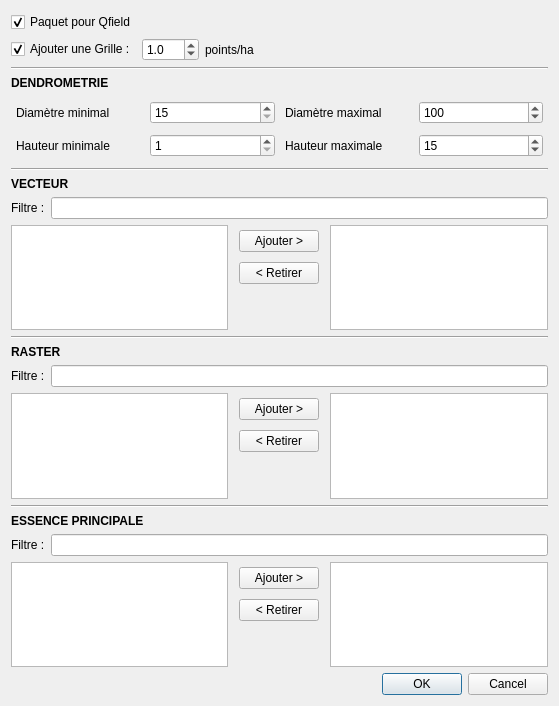
Qt form Qracines/modules/diagnostic/create/diagnostic_create.ui (paul-carteron/Qracines) before a commit.
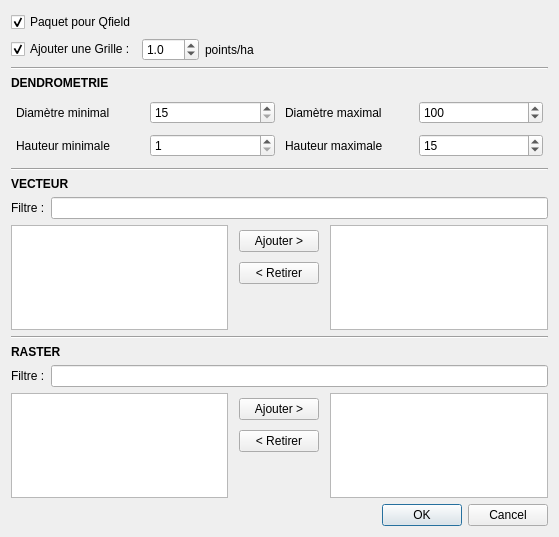
The same form after that commit. Custom widgets are drawn as their Qt base class.

Diff of the .ui file:
```diff
--- a/Qracines/modules/diagnostic/create/diagnostic_create.ui
+++ b/Qracines/modules/diagnostic/create/diagnostic_create.ui
@@ -7,7 +7,7 @@
     <x>0</x>
     <y>0</y>
     <width>559</width>
-    <height>706</height>
+    <height>537</height>
    </rect>
   </property>
   <property name="windowTitle">
@@ -407,100 +407,6 @@
      </item>
     </layout>
    </item>
-   <item>
-    <widget class="Line" name="line_3">
-     <property name="orientation">
-      <enum>Qt::Horizontal</enum>
-     </property>
-    </widget>
-   </item>
-   <item>
-    <widget class="QLabel" name="label">
-     <property name="font">
-      <font>
-       <weight>75</weight>
-       <bold>true</bold>
-      </font>
-     </property>
-     <property name="text">
-      <string>ESSENCE PRINCIPALE</string>
-     </property>
-    </widget>
-   </item>
-   <item>
-    <layout class="QHBoxLayout" name="hbox_filtre_ess">
-     <item>
-      <widget class="QLabel" name="label_layers_11">
-       <property name="text">
-        <string>Filtre :</string>
-       </property>
-      </widget>
-     </item>
-     <item>
-      <widget class="QLineEdit" name="le_filter_species">
-       <property name="placeholderText">
-        <string extracomment="CHE..."/>
-       </property>
-      </widget>
-     </item>
-    </layout>
-   </item>
-   <item>
-    <layout class="QGridLayout" name="gridLayout_6">
-     <item row="1" column="1">
-      <layout class="QGridLayout" name="gridLayout_5">
-       <property name="leftMargin">
-        <number>5</number>
-       </property>
-       <property name="topMargin">
-        <number>5</number>
-       </property>
-       <property name="rightMargin">
-        <number>5</number>
-       </property>
-       <property name="bottomMargin">
-        <number>5</number>
-       </property>
-       <property name="spacing">
-        <number>10</number>
-       </property>
-       <item row="2" column="0">
-        <spacer name="verticalSpacer">
-         <property name="orientation">
-          <enum>Qt::Vertical</enum>
-         </property>
-         <property name="sizeHint" stdset="0">
-          <size>
-           <width>20</width>
-           <height>40</height>
-          </size>
-         </property>
-        </spacer>
-       </item>
-       <item row="0" column="0">
-        <widget class="QPushButton" name="pb_add_species">
-         <property name="text">
-          <string>Ajouter &gt;</string>
-         </property>
-        </widget>
-       </item>
-       <item row="1" column="0">
-        <widget class="QPushButton" name="pb_remove_species">
-         <property name="text">
-          <string>&lt; Retirer</string>
-         </property>
-        </widget>
-       </item>
-      </layout>
-     </item>
-     <item row="1" column="2">
-      <widget class="QListWidget" name="lw_selected_species"/>
-     </item>
-     <item row="1" column="0">
-      <widget class="QListWidget" name="lw_species"/>
-     </item>
-    </layout>
-   </item>
    <item>
     <widget class="QDialogButtonBox" name="buttonBox">
      <property name="orientation">
```
Left out of the diff: 32 changed lines with no effect on the pictures.
